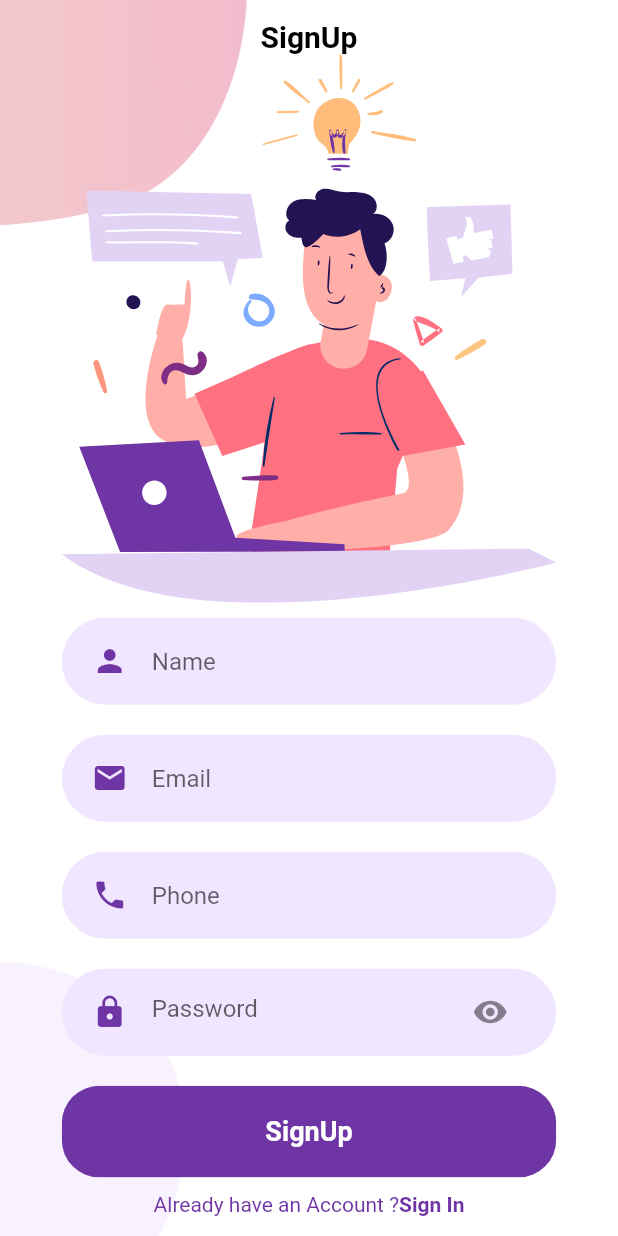
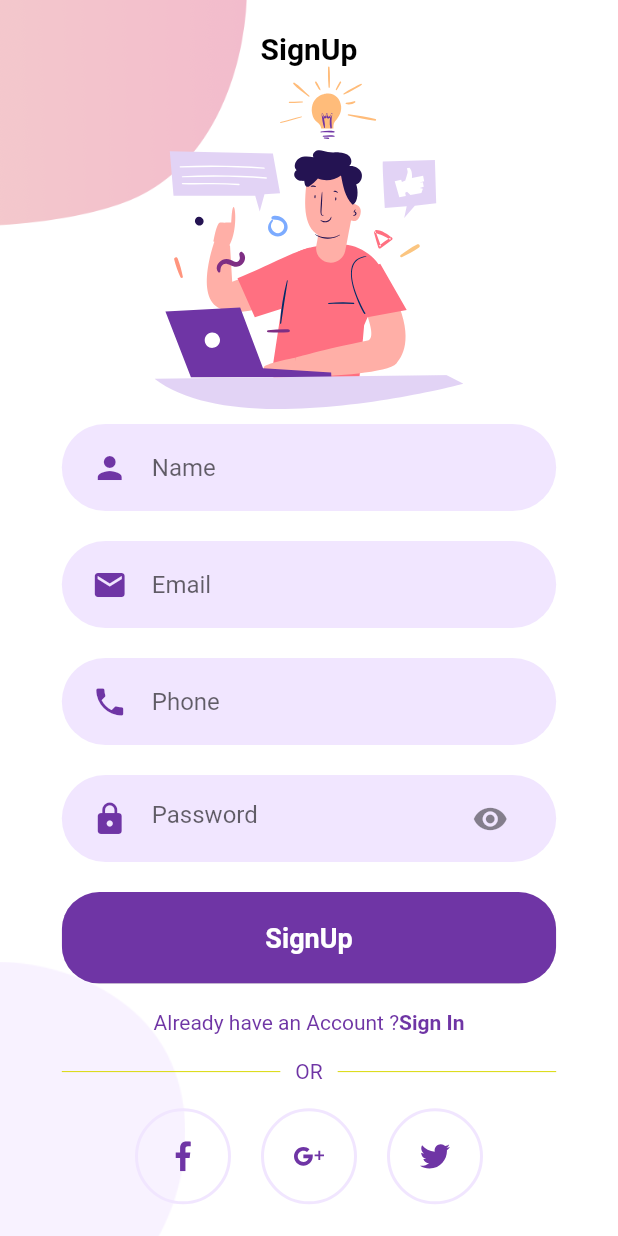
Before and after one commit to MohamedMahmoud10/auth_screen_ui, a Flutter app: the SignUpScreen screen opened directly, on a phone screen of 412 x 824 dp. Run offline on Flutter 3.47's test engine with Material 2 defaults, Android fonts, the phone set to English and light mode, and no system bars; our stand-ins replace flutter_svg.

Commit message:
AuthScreen

```diff
--- /dev/null
+++ b/lib/screens/signup/components/or_divider.dart
@@ -0,0 +1,37 @@
+import 'package:flutter/material.dart';
+
+import '../../../constans.dart';
+
+class OrDivider extends StatelessWidget {
+  const OrDivider({Key? key}) : super(key: key);
+
+  @override
+  Widget build(BuildContext context) {
+    Size size = MediaQuery.of(context).size;
+    return Container(
+      width: size.width * 0.8,
+      child: Row(
+        children: [
+          buildExpanded(),
+          const Padding(
+            padding: EdgeInsets.symmetric(horizontal: 10),
+            child: Text(
+              'OR',
+              style: TextStyle(color: kPrimaryColor),
+            ),
+          ),
+          buildExpanded()
+        ],
+      ),
+    );
+  }
+
+  Expanded buildExpanded() {
+    return const Expanded(
+      child: Divider(
+        height: 1.5,
+        color: Color(0xFFD9D909),
+      ),
+    );
+  }
+}
--- a/lib/screens/signup/components/rounded_input_field.dart
+++ b/lib/screens/signup/components/rounded_input_field.dart
@@ -19,9 +19,9 @@ class RoundedInputField extends StatelessWidget {
     required this.textInputType,
   }) : super(key: key);
 
-  @override
-  Widget build(BuildContext context) {
-    return TextFieldCotainer(
+    @override
+    Widget build(BuildContext context) {
+      return TextFieldCotainer(
       child: TextField(
         keyboardType: textInputType,
         decoration: InputDecoration(
--- a/lib/screens/signup/components/sign_up_body.dart
+++ b/lib/screens/signup/components/sign_up_body.dart
@@ -4,9 +4,12 @@ import 'package:auth_screen/screens/login/log_in_screen.dart';
 import 'package:auth_screen/screens/signup/components/password_text_field.dart';
 import 'package:auth_screen/screens/signup/components/rounded_input_field.dart';
 import 'package:auth_screen/screens/signup/components/sign_up_back_ground.dart';
+import 'package:auth_screen/screens/signup/components/social_icon.dart';
 import 'package:auth_screen/screens/welcome/components/rounded_button.dart';
 import 'package:flutter/material.dart';
 import 'package:flutter_svg/svg.dart';
+
+import 'or_divider.dart';
 
 class Body extends StatelessWidget {
   const Body({Key? key}) : super(key: key);
@@ -26,7 +29,7 @@ class Body extends StatelessWidget {
           ),
           SvgPicture.asset(
             'assets/svg/signup.svg',
-            width: size.width * 0.8,
+            width: size.width * 0.5,
           ),
           RoundedInputField(
             textInputType: TextInputType.name,
@@ -72,12 +75,35 @@ class Body extends StatelessWidget {
               color: kPrimaryColor,
               textColor: Colors.white,
               onPress: () {}),
+          SizedBox(height: size.height*0.01,),
           AlreadyHaveAnAccountCheck(
               logIn: false,
               onPress: () {
-                Navigator.push(context,
-                    MaterialPageRoute(builder: (context) => const LogInScreen()));
-              })
+                Navigator.push(
+                    context,
+                    MaterialPageRoute(
+                        builder: (context) => const LogInScreen()));
+              }),
+          SizedBox(height: size.height*0.02,),
+          const OrDivider(),
+          SizedBox(height: size.height*0.02,),
+          Row(
+            mainAxisAlignment: MainAxisAlignment.center,
+            children: [
+              SocialIcon(
+                onPress: () {},
+                iconSrc: 'assets/svg/facebook.svg',
+              ),
+              SocialIcon(
+                onPress: () {},
+                iconSrc: 'assets/svg/google-plus.svg',
+              ),
+              SocialIcon(
+                onPress: () {},
+                iconSrc: 'assets/svg/twitter.svg',
+              ),
+            ],
+          )
         ],
       ),
     ));
--- /dev/null
+++ b/lib/screens/signup/components/social_icon.dart
@@ -0,0 +1,37 @@
+import 'package:flutter/material.dart';
+import 'package:flutter_svg/svg.dart';
+
+import '../../../constans.dart';
+class SocialIcon extends StatelessWidget {
+  final Function() onPress;
+  final String iconSrc;
+
+  const SocialIcon({
+    Key? key,
+    required this.onPress,
+    required this.iconSrc,
+  }) : super(key: key);
+
+  @override
+  Widget build(BuildContext context) {
+    return GestureDetector(
+      onTap: onPress,
+      child: Container(
+        margin: const EdgeInsets.symmetric(horizontal: 10),
+        padding: const EdgeInsets.all(20),
+        decoration: BoxDecoration(
+            border: Border.all(
+              width: 2,
+              color: kPrimaryLightColor,
+            ),
+            shape: BoxShape.circle),
+        child: SvgPicture.asset(
+          iconSrc,
+          height: 20,
+          width: 20,
+          color: kPrimaryColor,
+        ),
+      ),
+    );
+  }
+}
```
